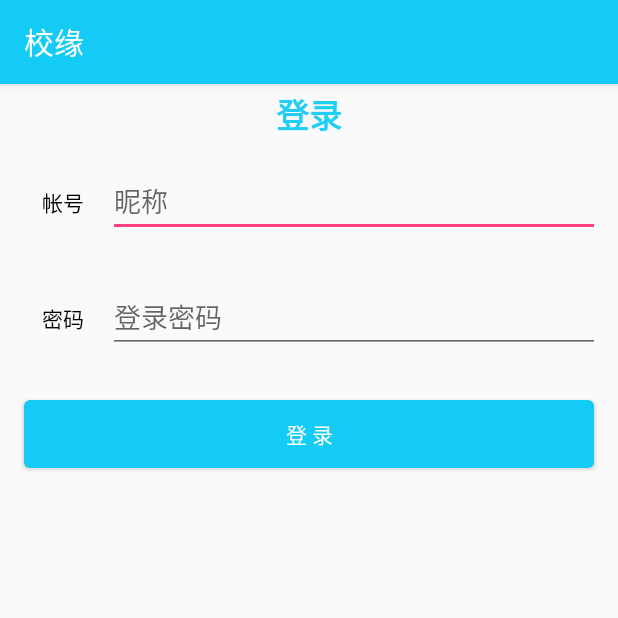
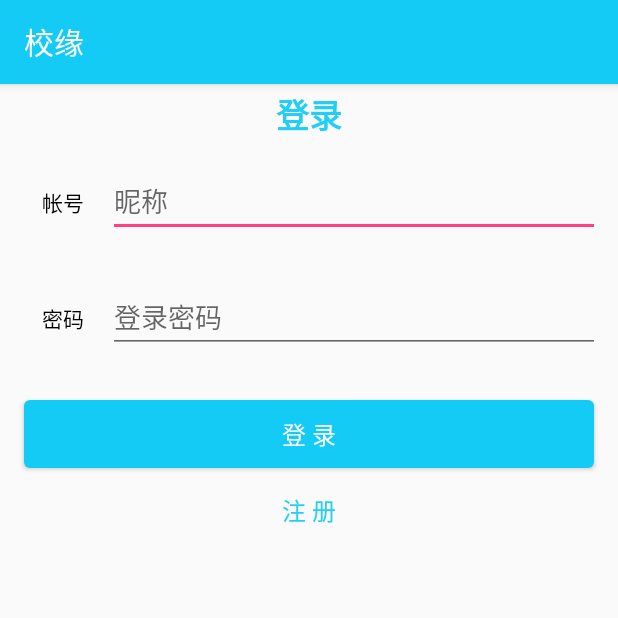
Before and after one commit to dengyi1992/Sunday, an Android app: the LoginActivity screen opened directly, with no data from a screen before it, on a phone screen of 412 x 824 dp, the top half of it. Run offline under Robolectric (Android 15) with nearby library versions, the phone set to English and light mode, and no system bars; libraries missing offline, so code that uses them is left out: com.squareup.okhttp.

```diff
--- a/app/src/main/java/com/huawei/gxlm/sunday/activities/LoginActivity.java
+++ b/app/src/main/java/com/huawei/gxlm/sunday/activities/LoginActivity.java
@@ -4,6 +4,7 @@ import android.animation.Animator;
 import android.animation.AnimatorListenerAdapter;
 import android.annotation.TargetApi;
 import android.content.Context;
+import android.content.Intent;
 import android.content.SharedPreferences;
 import android.os.Build;
 import android.os.Bundle;
@@ -16,6 +17,7 @@ import android.view.View;
 import android.widget.Button;
 import android.widget.EditText;
 import android.widget.ProgressBar;
+import android.widget.TextView;
 import android.widget.Toast;
 
 
@@ -69,6 +71,7 @@ public class LoginActivity extends AppCompatActivity {
     };
     private String name;
     private String password;
+    private TextView tvRegister;
 
     private void resetAccount() {
         try {
@@ -98,10 +101,18 @@ public class LoginActivity extends AppCompatActivity {
         mPassEditText = (EditText) findViewById(R.id.et_pass);
         mLoginButton = (Button) findViewById(R.id.bt_login);
         mProgressProgressBar = (ProgressBar) findViewById(R.id.login_progress);
+        tvRegister = (TextView) findViewById(R.id.tv_register);
         mLoginButton.setOnClickListener(new View.OnClickListener() {
             @Override
             public void onClick(View view) {
                 attemptLogin();
+            }
+        });
+        tvRegister.setOnClickListener(new View.OnClickListener() {
+            @Override
+            public void onClick(View view) {
+                startActivity(new Intent(LoginActivity.this,RegisterActivity.class));
+                finish();
             }
         });
     }
--- a/app/src/main/java/com/huawei/gxlm/sunday/api/Api.java
+++ b/app/src/main/java/com/huawei/gxlm/sunday/api/Api.java
@@ -8,7 +8,8 @@ public class Api {
     public static final String URL_SPLASH_IMG = "http://news-at.zhihu.com/api/4/start-image/";
   //测试的详情地址
     public static final String DETAIL_URL = "http://news-at.zhihu.com/api/4/news/3892357";
-    public static final String ALL_ARTICAL = "http://115.159.0.155:3000";
+    public static final String ALL_ARTICAL = "http://115.159.0.155:2888";
     public static final String LOGINURL = ALL_ARTICAL + "/login";
     public static final String REGURL = ALL_ARTICAL + "/reg";
+    public static final java.lang.String ABOUT = ALL_ARTICAL + "/haibao";
 }
--- a/app/src/main/res/layout/activity_login.xml
+++ b/app/src/main/res/layout/activity_login.xml
@@ -70,11 +70,21 @@
                 android:id="@+id/bt_login"
                 android:layout_width="match_parent"
                 android:layout_height="45dp"
+                android:textSize="16sp"
                 android:layout_gravity="center_horizontal"
                 android:layout_margin="@dimen/sp_16"
                 android:background="@drawable/bt_login"
                 android:text="登 录"
                 android:textColor="@color/white" />
+
+            <TextView
+                android:layout_width="wrap_content"
+                android:layout_height="wrap_content"
+                android:text="@string/reg"
+                android:textSize="16sp"
+                android:textColor="@color/colorPrimaryDark"
+                android:id="@+id/tv_register"
+                android:layout_gravity="center_horizontal" />
         </LinearLayout>
 
         <ProgressBar
--- a/app/src/main/res/values/strings.xml
+++ b/app/src/main/res/values/strings.xml
@@ -31,4 +31,5 @@
     <string name="error_no_renewpass">新密码重复为空</string>
     <string name="error_nosame_password">两次密码不一致</string>
     <string name="login">登录</string>
+    <string name="reg">注 册</string>
 </resources>
```
Also changed, not shown: app/src/main/AndroidManifest.xml (+6 -5 lines), app/src/main/java/com/huawei/gxlm/sunday/activities/AboutActivity.java (added, +22 -0 lines), app/src/main/java/com/huawei/gxlm/sunday/activities/MainActivity.java (+7 -3 lines), app/src/main/res/layout/activity_about.xml (added, +11 -0 lines), app/src/main/res/layout/nav_header_main.xml (+4 -3 lines).
